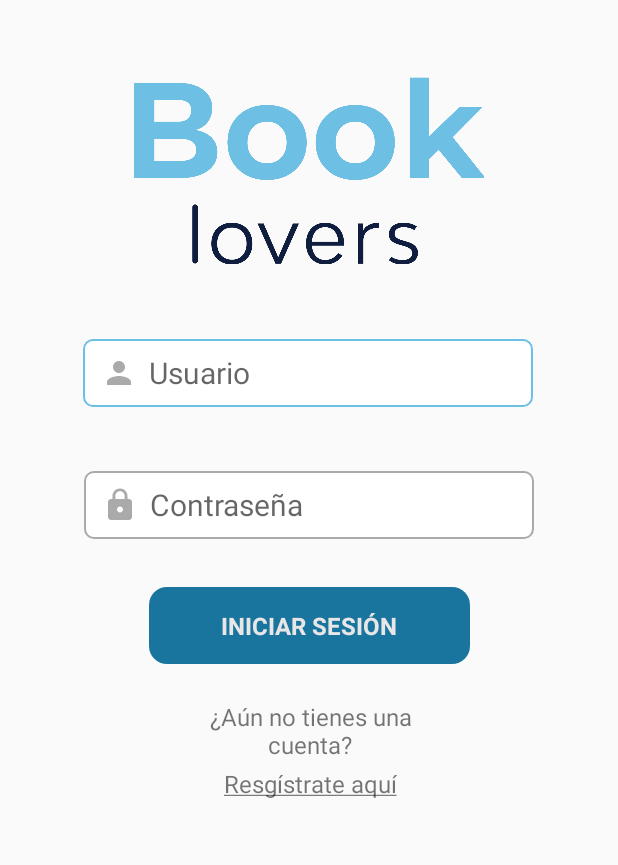
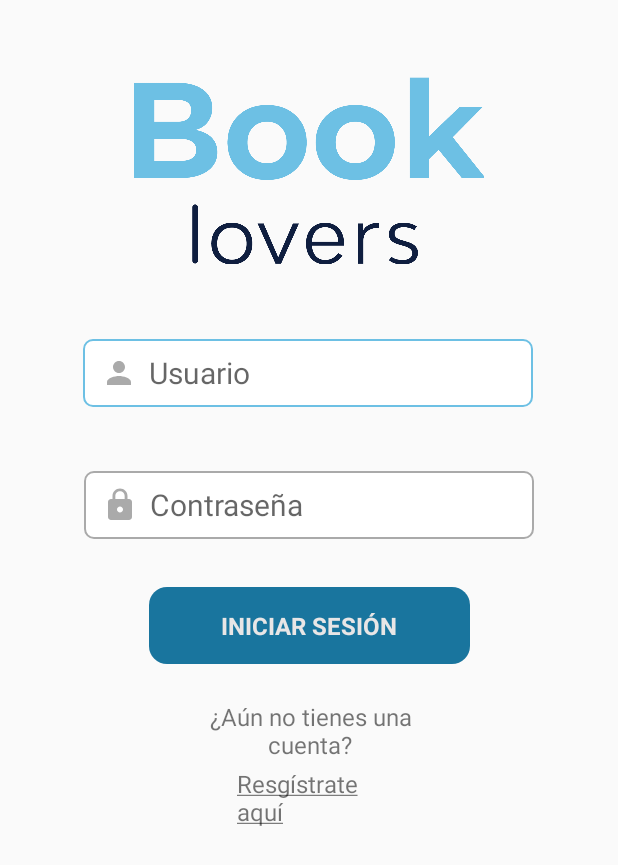
Before and after one commit to vicemora/PST_TA5_G3, an Android app: the screen it shows after launch (LoginActivity), on a phone screen of 412 x 824 dp. Shown: the top 865 px of the screen. Run offline under Robolectric (Android 15) with nearby library versions, the phone set to English and light mode, and no system bars; Roboto replaces fonts that are not available here.

Commit message:
Ajust constraint.

```diff
--- a/app/src/main/res/layout/activity_login.xml
+++ b/app/src/main/res/layout/activity_login.xml
@@ -99,7 +99,7 @@
 
     <TextView
         android:id="@+id/textView3"
-        android:layout_width="wrap_content"
+        android:layout_width="98dp"
         android:layout_height="0dp"
         android:layout_marginTop="4dp"
         android:clickable="true"
```
